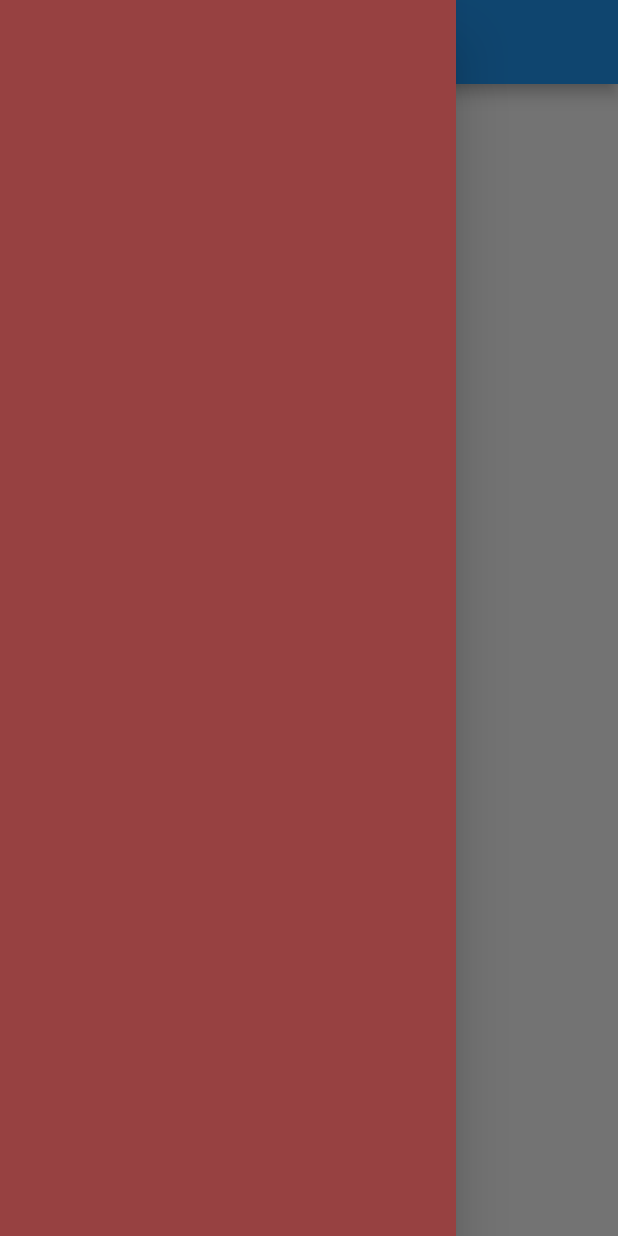
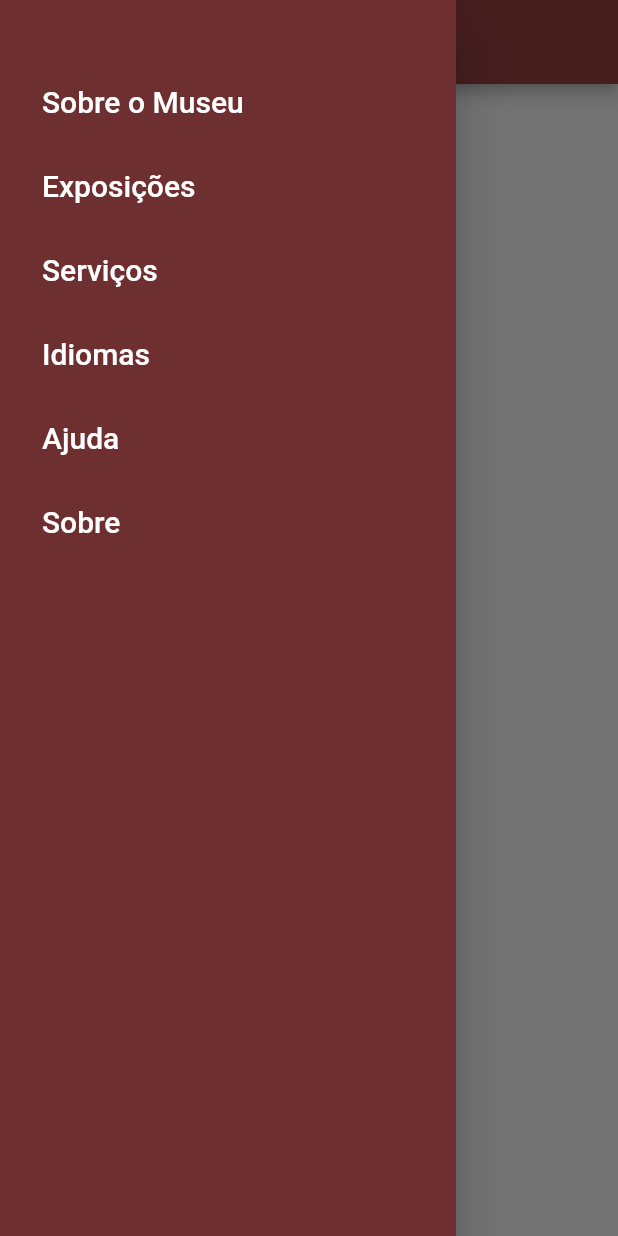
Before and after one commit to Vitorhoj/MUSEAR-App, a Flutter app: the screen it shows after launch, with the side drawer open, on a phone screen of 412 x 824 dp. Run offline on Flutter 3.47's test engine with Material 2 defaults, Android fonts, the phone set to English and light mode, and no system bars.

Commit message:
Adding itens to Drawer.

```diff
--- a/lib/main.dart
+++ b/lib/main.dart
@@ -44,13 +44,61 @@ class _MyHomeScreenState extends State<MyHomeScreen> {
     // than having to individually change instances of widgets.
     return Scaffold(
         drawer: Drawer(
-          backgroundColor: const Color(0xff974141),
+          backgroundColor: const Color(0xff6d2f2f),
           child: ListView(
           padding: const EdgeInsets.only(top: 40, left: 12),
-          children: const [],
+          children: const [ListTile(
+            title: Text(
+              "Sobre o Museu",
+              style: TextStyle(fontSize: 20),
+            ),
+            textColor: Colors.white,
+          ),
+            ListTile(
+              title: Text(
+                "Exposições",
+                style: TextStyle(fontSize: 20),
+                selectionColor: Color(0xff974141),
+              ),
+              textColor: Colors.white,
+            ),
+            ListTile(
+              title: Text(
+                "Serviços",
+                style: TextStyle(fontSize: 20),
+                selectionColor: Color(0xff974141),
+              ),
+              textColor: Colors.white,
+            ),
+            ListTile(
+              title: Text(
+                "Idiomas",
+                style: TextStyle(fontSize: 20),
+                selectionColor: Color(0xff974141),
+              ),
+              textColor: Colors.white,
+
+            ),
+            ListTile(
+              title: Text(
+                "Ajuda",
+                style: TextStyle(fontSize: 20),
+                selectionColor: Color(0xff974141),
+              ),
+              textColor: Colors.white,
+            ),
+            ListTile(
+              title: Text(
+                "Sobre",
+                style: TextStyle(fontSize: 20),
+                selectionColor: Color(0xff974141),
+              ),
+              textColor: Colors.white,
+            ),],
           ),
         ),
       appBar: AppBar(
+        backgroundColor: const Color(0xff974141),
         // Here we take the value from the MyHomePage object that was created by
         // the App.build method, and use it to set our appbar title.
         title: const Text('MUSEAR'),
```
